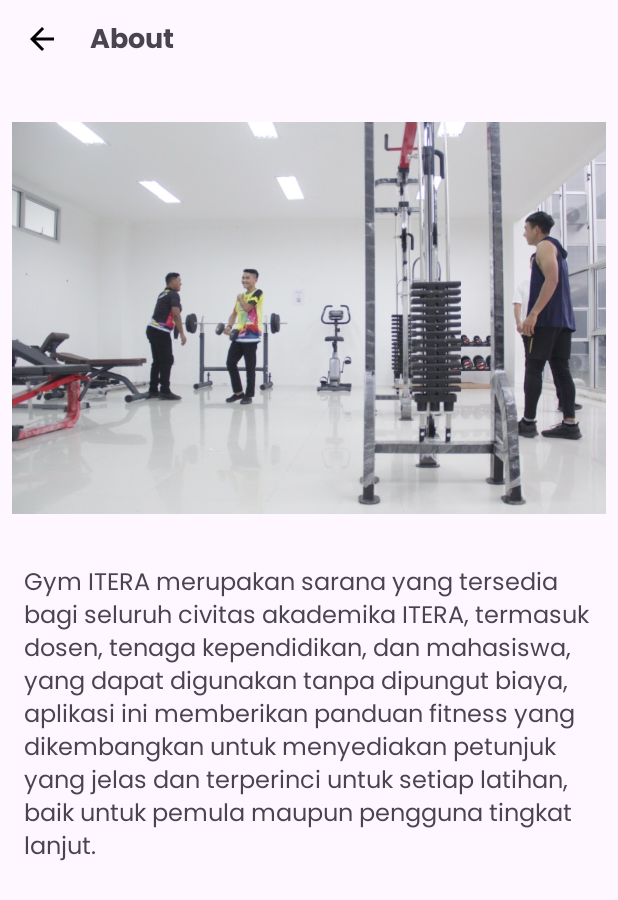
After one commit to riecho14/Gymtera, an Android app: the AboutActivity screen opened directly, with no data from a screen before it, on a phone screen of 412 x 824 dp. The commit adds this screen. Shown: the top 900 px of the screen. Run offline under Robolectric (Android 15) with nearby library versions, the phone set to English and light mode, and no system bars.

Commit message:
Style(AboutActivity): Add new activity for the app

```diff
--- a/app/src/main/AndroidManifest.xml
+++ b/app/src/main/AndroidManifest.xml
@@ -23,6 +23,9 @@
         android:supportsRtl="true"
         android:theme="@style/Theme.Gymtera"
         tools:targetApi="31">
+        <activity
+            android:name=".user.AboutActivity"
+            android:exported="false" />
         <activity
             android:name=".user.ForgotPasswordActivity"
             android:exported="false" />
--- /dev/null
+++ b/app/src/main/java/com/tugasakhir/gymtera/user/AboutActivity.kt
@@ -0,0 +1,38 @@
+package com.tugasakhir.gymtera.user
+
+import android.content.Intent
+import android.graphics.Color
+import android.os.Bundle
+import android.view.View
+import androidx.appcompat.app.AppCompatActivity
+import com.tugasakhir.gymtera.databinding.ActivityAboutBinding
+
+@Suppress("DEPRECATION")
+class AboutActivity : AppCompatActivity() {
+    private lateinit var binding: ActivityAboutBinding
+
+    override fun onCreate(savedInstanceState: Bundle?) {
+        super.onCreate(savedInstanceState)
+        binding = ActivityAboutBinding.inflate(layoutInflater)
+        setContentView(binding.root)
+
+        // Set up toolbar menu
+        window.decorView.systemUiVisibility = View.SYSTEM_UI_FLAG_LIGHT_STATUS_BAR
+        window.statusBarColor = Color.TRANSPARENT
+
+        val topAppBar = binding.topAppBar
+        topAppBar.setNavigationOnClickListener {
+            val intent = Intent(this, HomeActivity::class.java)
+            startActivity(intent)
+            finish()
+        }
+    }
+
+    @Deprecated("Deprecated in Java")
+    override fun onBackPressed() {
+        super.onBackPressed()
+        val intent = Intent(this, HomeActivity::class.java)
+        startActivity(intent)
+        finish()
+    }
+}
--- a/app/src/main/java/com/tugasakhir/gymtera/user/HomeActivity.kt
+++ b/app/src/main/java/com/tugasakhir/gymtera/user/HomeActivity.kt
@@ -67,6 +67,13 @@ class HomeActivity : AppCompatActivity() {
                     true
                 }
 
+                R.id.about -> {
+                    val intent = Intent(this, AboutActivity::class.java)
+                    startActivity(intent)
+                    finish()
+                    true
+                }
+
                 else -> false
             }
         }
--- /dev/null
+++ b/app/src/main/res/layout/activity_about.xml
@@ -0,0 +1,53 @@
+<?xml version="1.0" encoding="utf-8"?>
+<androidx.constraintlayout.widget.ConstraintLayout xmlns:android="http://schemas.android.com/apk/res/android"
+    xmlns:app="http://schemas.android.com/apk/res-auto"
+    xmlns:tools="http://schemas.android.com/tools"
+    android:layout_width="match_parent"
+    android:layout_height="match_parent"
+    tools:context=".user.AboutActivity">
+
+    <com.google.android.material.appbar.AppBarLayout
+        android:id="@+id/appBarLayout"
+        android:layout_width="match_parent"
+        android:layout_height="wrap_content"
+        app:layout_constraintEnd_toEndOf="parent"
+        app:layout_constraintStart_toStartOf="parent"
+        app:layout_constraintTop_toTopOf="parent">
+
+        <com.google.android.material.appbar.MaterialToolbar
+            android:id="@+id/topAppBar"
+            android:layout_width="match_parent"
+            android:layout_height="wrap_content"
+            android:minHeight="52dp"
+            app:navigationIcon="@drawable/ic_back"
+            app:title="About"
+            app:titleTextAppearance="@style/Toolbar.SubtitleText" />
+    </com.google.android.material.appbar.AppBarLayout>
+
+    <ImageView
+        android:id="@+id/about_img"
+        android:layout_width="match_parent"
+        android:layout_height="312dp"
+        android:padding="8dp"
+        android:scaleType="fitCenter"
+        android:src="@drawable/about_img"
+        app:layout_constraintEnd_toEndOf="parent"
+        app:layout_constraintStart_toStartOf="parent"
+        app:layout_constraintTop_toBottomOf="@+id/appBarLayout"
+        tools:ignore="ContentDescription" />
+
+    <TextView
+        android:id="@+id/about_desc"
+        android:layout_width="match_parent"
+        android:layout_height="wrap_content"
+        android:layout_marginStart="16dp"
+        android:layout_marginTop="8dp"
+        android:layout_marginEnd="16dp"
+        android:fontFamily="@font/ft_regular"
+        android:text="@string/about_desc"
+        android:textSize="16sp"
+        app:layout_constraintEnd_toEndOf="parent"
+        app:layout_constraintStart_toStartOf="@+id/about_img"
+        app:layout_constraintTop_toBottomOf="@+id/about_img" />
+
+</androidx.constraintlayout.widget.ConstraintLayout>
--- a/app/src/main/res/menu/topbar.xml
+++ b/app/src/main/res/menu/topbar.xml
@@ -1,5 +1,8 @@
 <?xml version="1.0" encoding="utf-8"?>
 <menu xmlns:android="http://schemas.android.com/apk/res/android">
+    <item
+        android:id="@+id/about"
+        android:title="@string/about" />
     <item
         android:id="@+id/logout"
         android:title="@string/logout" />
--- a/app/src/main/res/values/strings.xml
+++ b/app/src/main/res/values/strings.xml
@@ -60,4 +60,6 @@
     <string name="lupa_password">Lupa Password</string>
     <string name="silakan_masukkan_alamat_email_anda">Silakan masukkan alamat email Anda</string>
     <string name="reset_password">Reset Password</string>
+    <string name="about">About</string>
+    <string name="about_desc">Gym ITERA merupakan sarana yang tersedia bagi seluruh civitas akademika ITERA, termasuk dosen, tenaga kependidikan, dan mahasiswa, yang dapat digunakan tanpa dipungut biaya, aplikasi ini memberikan panduan fitness yang dikembangkan untuk menyediakan petunjuk yang jelas dan terperinci untuk setiap latihan, baik untuk pemula maupun pengguna tingkat lanjut.</string>
 </resources>
```
Also changed, not shown: app/src/main/res/drawable/about_img.jpg (added).
